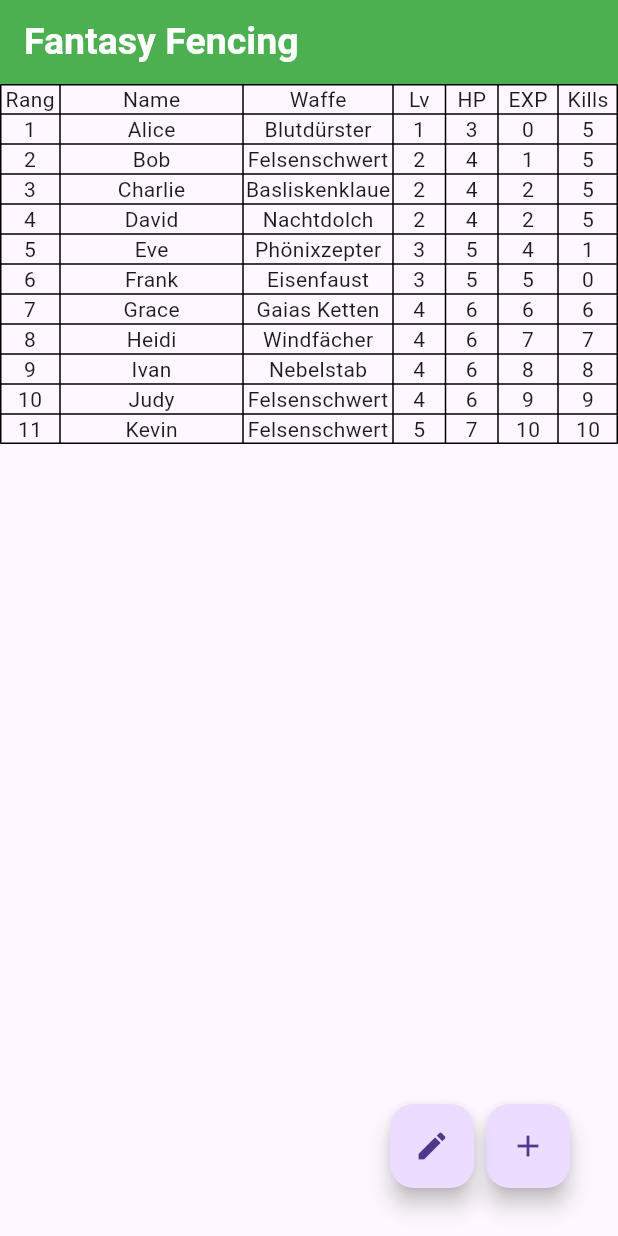
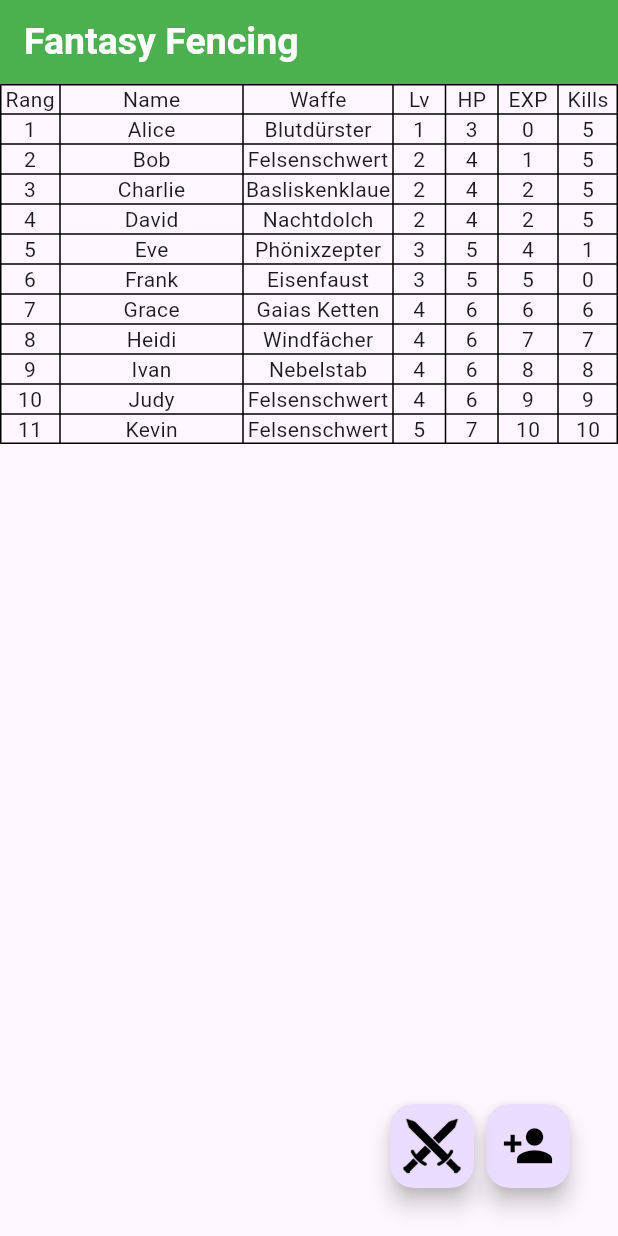
Before and after one commit to Frank1337/FantasyFencing, a Flutter app: the screen it shows after launch, on a phone screen of 412 x 824 dp. Run offline on Flutter 3.47's test engine with Material 3 defaults, Android fonts, the phone set to English and light mode, and no system bars.

Commit message:
improved button icons.

```diff
--- a/code/lib/Pages/HomePage.dart
+++ b/code/lib/Pages/HomePage.dart
@@ -140,17 +140,20 @@ class _HomePageState extends State<HomePage> {
             child: FloatingActionButton(
               onPressed: () => displayAddPlayerDialog(context),
               tooltip: 'Spieler hinzufügen',
-              child: const Icon(Icons.add),
+              child: const Icon(
+                Icons.person_add,
+                size: 35,
+                color: Colors.black,
+              ),
             ),
           ),
           Positioned(
             bottom: 16,
             right: 80, // Adjust the distance between the buttons
             child: FloatingActionButton(
-              onPressed: () => displayAddBattleDialog(context),
-              tooltip: 'Kampf eintragen',
-              child: const Icon(Icons.edit),
-            ),
+                onPressed: () => displayAddBattleDialog(context),
+                tooltip: 'Kampf eintragen',
+                child: Image.asset("images/battle_icon.png")),
           ),
         ],
       ),
```
Also changed, not shown: code/images/battle_icon.png (added).
